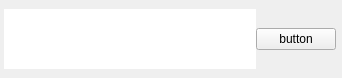
This is src/gui/componentlist/installitem.ui in josuemoraisgh/SimulIDE-dev as Qt 5 draws it before an edit. The edited form follows.
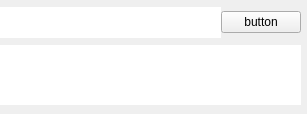
This is the edited form.

Diff of the .ui file:
```diff
--- a/src/gui/componentlist/installitem.ui
+++ b/src/gui/componentlist/installitem.ui
@@ -6,25 +6,16 @@
    <rect>
     <x>0</x>
     <y>0</y>
-    <width>342</width>
-    <height>78</height>
+    <width>307</width>
+    <height>114</height>
    </rect>
   </property>
-  <property name="sizePolicy">
-   <sizepolicy hsizetype="Expanding" vsizetype="Preferred">
-    <horstretch>0</horstretch>
-    <verstretch>0</verstretch>
-   </sizepolicy>
-  </property>
   <property name="windowTitle">
    <string notr="true">Form</string>
   </property>
-  <layout class="QHBoxLayout" name="horizontalLayout">
-   <property name="spacing">
-    <number>0</number>
-   </property>
+  <layout class="QGridLayout" name="gridLayout">
    <property name="leftMargin">
-    <number>4</number>
+    <number>0</number>
    </property>
    <property name="topMargin">
     <number>0</number>
@@ -35,8 +26,11 @@
    <property name="bottomMargin">
     <number>0</number>
    </property>
-   <item>
-    <widget class="QTextEdit" name="textEdit">
+   <property name="spacing">
+    <number>0</number>
+   </property>
+   <item row="0" column="0">
+    <widget class="QTextEdit" name="setNameEdit">
      <property name="sizePolicy">
       <sizepolicy hsizetype="Expanding" vsizetype="Fixed">
        <horstretch>0</horstretch>
@@ -46,7 +40,7 @@
      <property name="maximumSize">
       <size>
        <width>16777215</width>
-       <height>60</height>
+       <height>31</height>
       </size>
      </property>
      <property name="frameShape">
@@ -76,13 +70,60 @@
      </property>
     </widget>
    </item>
-   <item>
+   <item row="0" column="1">
     <widget class="QPushButton" name="installButton">
      <property name="text">
       <string notr="true">button</string>
      </property>
     </widget>
    </item>
+   <item row="1" column="0" colspan="2">
+    <widget class="QTextEdit" name="textEdit">
+     <property name="sizePolicy">
+      <sizepolicy hsizetype="Expanding" vsizetype="Fixed">
+       <horstretch>0</horstretch>
+       <verstretch>0</verstretch>
+      </sizepolicy>
+     </property>
+     <property name="maximumSize">
+      <size>
+       <width>16777215</width>
+       <height>60</height>
+      </size>
+     </property>
+     <property name="mouseTracking">
+      <bool>false</bool>
+     </property>
+     <property name="acceptDrops">
+      <bool>false</bool>
+     </property>
+     <property name="frameShape">
+      <enum>QFrame::NoFrame</enum>
+     </property>
+     <property name="documentTitle">
+      <string notr="true"/>
+     </property>
+     <property name="undoRedoEnabled">
+      <bool>false</bool>
+     </property>
+     <property name="markdown">
+      <string notr="true"/>
+     </property>
+     <property name="html">
+      <string notr="true">&lt;!DOCTYPE HTML PUBLIC &quot;-//W3C//DTD HTML 4.0//EN&quot; &quot;http://www.w3.org/TR/REC-html40/strict.dtd&quot;&gt;
+&lt;html&gt;&lt;head&gt;&lt;meta name=&quot;qrichtext&quot; content=&quot;1&quot; /&gt;&lt;style type=&quot;text/css&quot;&gt;
+p, li { white-space: pre-wrap; }
+&lt;/style&gt;&lt;/head&gt;&lt;body style=&quot; font-family:'Ubuntu'; font-size:10pt; font-weight:400; font-style:normal;&quot;&gt;
+&lt;p style=&quot;-qt-paragraph-type:empty; margin-top:0px; margin-bottom:0px; margin-left:0px; margin-right:0px; -qt-block-indent:0; text-indent:0px;&quot;&gt;&lt;br /&gt;&lt;/p&gt;&lt;/body&gt;&lt;/html&gt;</string>
+     </property>
+     <property name="textInteractionFlags">
+      <set>Qt::TextSelectableByKeyboard|Qt::TextSelectableByMouse</set>
+     </property>
+     <property name="placeholderText">
+      <string notr="true"/>
+     </property>
+    </widget>
+   </item>
   </layout>
  </widget>
  <resources/>
```
Left out of the diff: 14 changed lines with no effect on the pictures.
